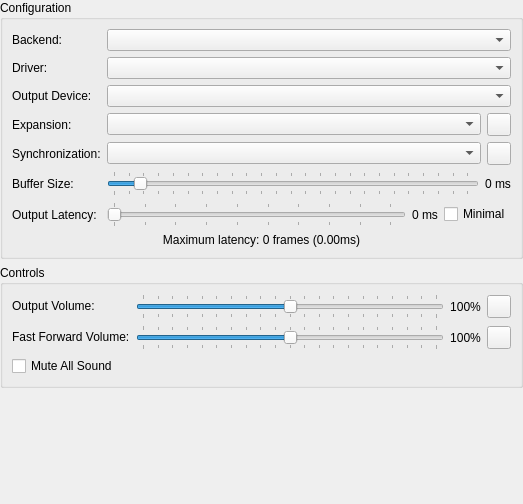
This is pcsx2-qt/Settings/AudioSettingsWidget.ui in PCSX2/pcsx2 as Qt 5 draws it before an edit. The edited form follows.
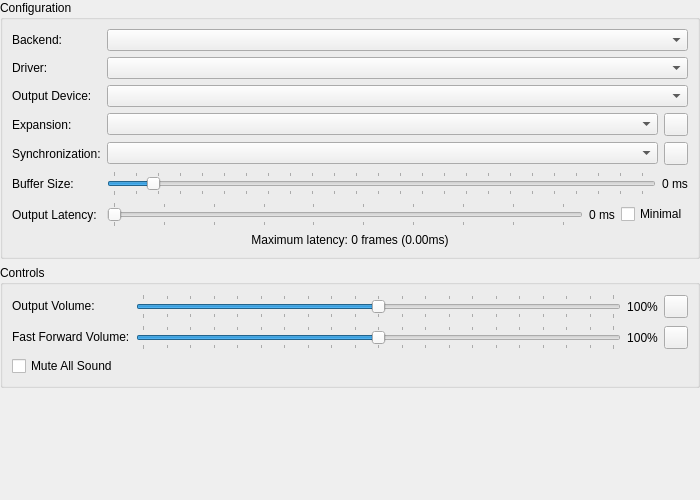
This is the edited form. Icons and pictures are not drawn.

Commit message: Qt: Fix various settings window layout issues

Diff of the .ui file:
```diff
--- a/pcsx2-qt/Settings/AudioSettingsWidget.ui
+++ b/pcsx2-qt/Settings/AudioSettingsWidget.ui
@@ -6,8 +6,8 @@
    <rect>
     <x>0</x>
     <y>0</y>
-    <width>523</width>
-    <height>504</height>
+    <width>700</width>
+    <height>500</height>
    </rect>
   </property>
   <layout class="QVBoxLayout" name="verticalLayout">
@@ -346,7 +346,7 @@
      <property name="sizeHint" stdset="0">
       <size>
        <width>20</width>
-       <height>40</height>
+       <height>0</height>
       </size>
      </property>
     </spacer>
```
Left out of the diff: 22 changed lines with no effect on the pictures. The commit also changes 31 other files.
